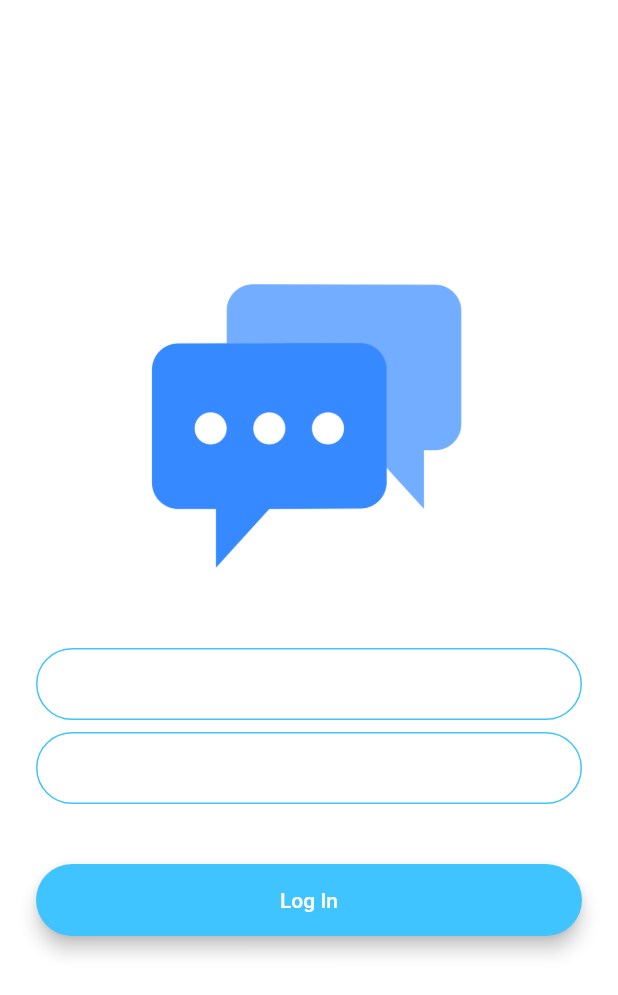
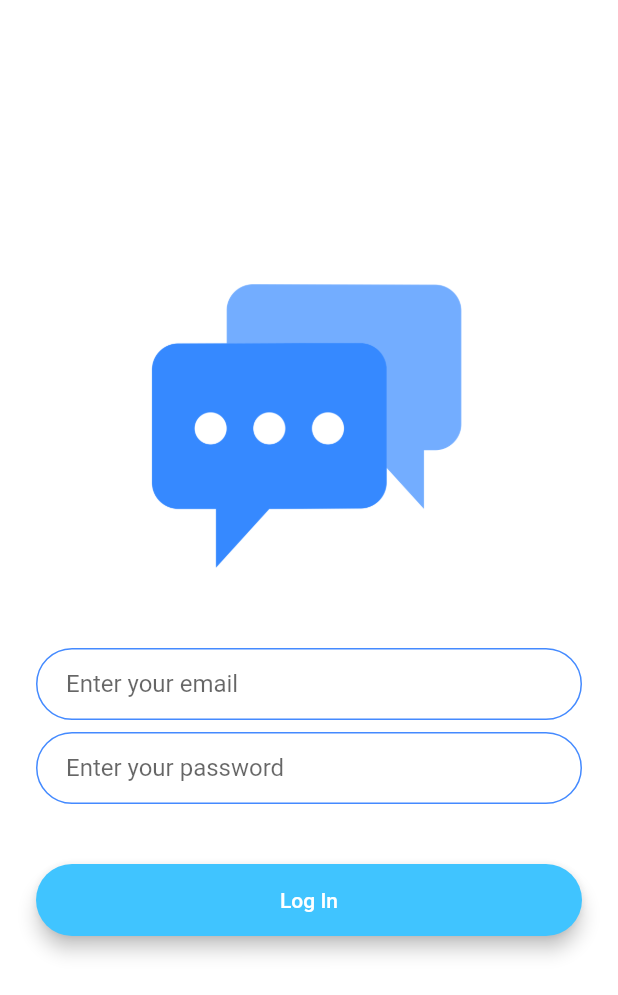
Before and after one commit to wa2l-99/ChatMe-Flutter-App, a Flutter app: the screen it shows after launch, after a tap on "Log In", on a phone screen of 412 x 824 dp. Shown: the top 995 px of the screen. Run offline on Flutter 3.47's test engine with Material 2 defaults, Android fonts, the phone set to English and light mode, and no system bars; our stand-ins replace animated_text_kit.

Commit message:
chore:  Refactore the code

```diff
--- a/lib/main.dart
+++ b/lib/main.dart
@@ -10,11 +10,6 @@ class FlashChat extends StatelessWidget {
   @override
   Widget build(BuildContext context) {
     return MaterialApp(
-      theme: ThemeData.dark().copyWith(
-        textTheme: TextTheme(
-          body1: TextStyle(color: Colors.black54),
-        ),
-      ),
       initialRoute: WelcomeScreen.id,
       routes: {
         // When navigating to the "welcome_screen" route, build the WelcomeScreen widget.
--- a/lib/screens/login-screen.dart
+++ b/lib/screens/login-screen.dart
@@ -1,4 +1,6 @@
+import 'package:chat_me/constants.dart';
 import 'package:flutter/material.dart';
+import 'package:chat_me/components/rounded_button.dart';
 
 class LoginScreen extends StatefulWidget {
   static const String id = 'login_screen';
@@ -31,24 +33,8 @@ class _LoginScreenState extends State<LoginScreen> {
               onChanged: (value) {
                 //Do something with the user input.
               },
-              decoration: InputDecoration(
-                hintText: 'Enter your email',
-                contentPadding:
-                    EdgeInsets.symmetric(vertical: 10.0, horizontal: 20.0),
-                border: OutlineInputBorder(
-                  borderRadius: BorderRadius.all(Radius.circular(32.0)),
-                ),
-                enabledBorder: OutlineInputBorder(
-                  borderSide:
-                      BorderSide(color: Colors.lightBlueAccent, width: 1.0),
-                  borderRadius: BorderRadius.all(Radius.circular(32.0)),
-                ),
-                focusedBorder: OutlineInputBorder(
-                  borderSide:
-                      BorderSide(color: Colors.lightBlueAccent, width: 2.0),
-                  borderRadius: BorderRadius.all(Radius.circular(32.0)),
-                ),
-              ),
+              decoration:
+                  kTextFieldDecoration.copyWith(hintText: 'Enter your email'),
             ),
             SizedBox(
               height: 8.0,
@@ -57,45 +43,18 @@ class _LoginScreenState extends State<LoginScreen> {
               onChanged: (value) {
                 //Do something with the user input.
               },
-              decoration: InputDecoration(
-                hintText: 'Enter your password.',
-                contentPadding:
-                    EdgeInsets.symmetric(vertical: 10.0, horizontal: 20.0),
-                border: OutlineInputBorder(
-                  borderRadius: BorderRadius.all(Radius.circular(32.0)),
-                ),
-                enabledBorder: OutlineInputBorder(
-                  borderSide:
-                      BorderSide(color: Colors.lightBlueAccent, width: 1.0),
-                  borderRadius: BorderRadius.all(Radius.circular(32.0)),
-                ),
-                focusedBorder: OutlineInputBorder(
-                  borderSide:
-                      BorderSide(color: Colors.lightBlueAccent, width: 2.0),
-                  borderRadius: BorderRadius.all(Radius.circular(32.0)),
-                ),
-              ),
+              decoration: kTextFieldDecoration.copyWith(
+                  hintText: 'Enter your password'),
             ),
             SizedBox(
               height: 24.0,
             ),
-            Padding(
-              padding: EdgeInsets.symmetric(vertical: 16.0),
-              child: Material(
-                color: Colors.lightBlueAccent,
-                borderRadius: BorderRadius.all(Radius.circular(30.0)),
-                elevation: 5.0,
-                child: MaterialButton(
-                  onPressed: () {
-                    //Implement login functionality.
-                  },
-                  minWidth: 200.0,
-                  height: 42.0,
-                  child: Text(
-                    'Log In',
-                  ),
-                ),
-              ),
+            RoundedButtom(
+              title: 'Log In',
+              coulour: Colors.lightBlueAccent,
+              onPressed: () {
+                //Implement login functionality.
+              },
             ),
           ],
         ),
```
Also changed, not shown: lib/screens/registration_screen.dart (+10 -50 lines).
